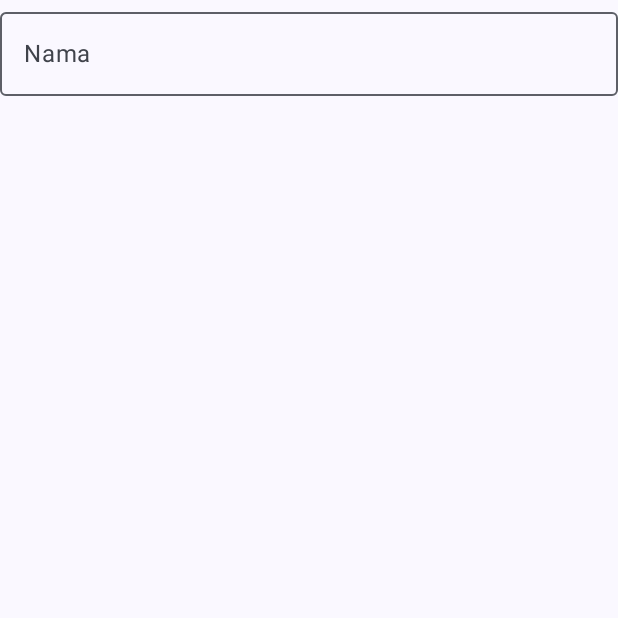
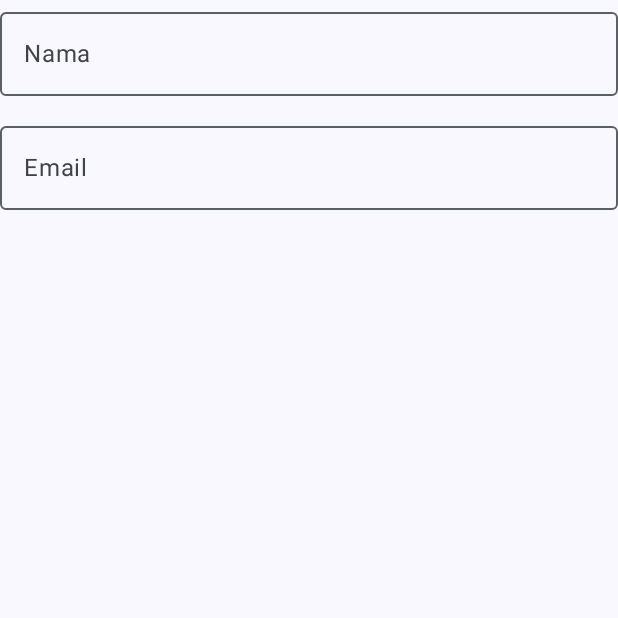
Before and after one commit to BagusAhlulTriMP/039_RestAPI, an Android app built with Jetpack Compose: the composable FormInputSiswa shown on its own in the app's theme, on a phone screen of 412 x 824 dp, the top half of it. Run offline under Robolectric (Android 15) with nearby library versions, the phone set to English and light mode, and no system bars.

Commit message:
menambahkan input teks email

```diff
--- a/app/src/main/java/com/example/datainternet/ui/theme/kontak/screen/viewmodel/InsertScreen.kt
+++ b/app/src/main/java/com/example/datainternet/ui/theme/kontak/screen/viewmodel/InsertScreen.kt
@@ -28,6 +28,16 @@ fun FormInputSiswa(
             label = { Text("Nama") },
             modifier = Modifier.fillMaxWidth(),
             enabled = enabled,
-            singleLine = true)
+            singleLine = true
+        )
+
+        OutlinedTextField(
+            value = insertUiEvent.email,
+            onValueChange = { onValueChange(insertUiEvent.copy(email = it)) },
+            label = { Text("Email") },
+            modifier = Modifier.fillMaxWidth(),
+            enabled = enabled,
+            singleLine = true
+        )
     }
 }
```
